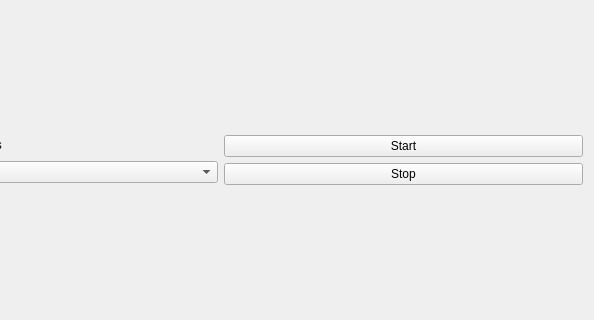
maleadt/beeldverwerking, file tram-collision-avoidance/src/mainwindow.ui: the form before one commit; both pictures show x 152 to 746 and y 91 to 411 of the 746 by 506 pixel window.
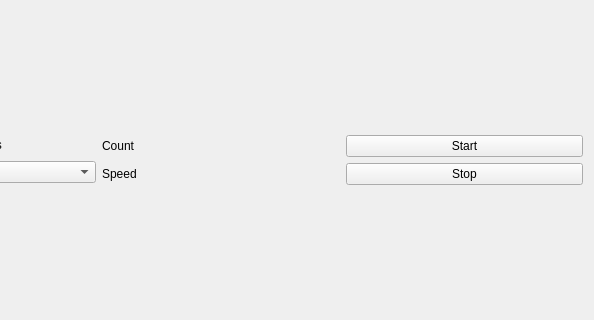
The form after the commit.

Commit message: FPS etc.

Diff of the .ui file:
```diff
--- a/tram-collision-avoidance/src/mainwindow.ui
+++ b/tram-collision-avoidance/src/mainwindow.ui
@@ -55,6 +55,24 @@
           </item>
          </layout>
         </item>
+        <item>
+         <layout class="QVBoxLayout" name="lytStats">
+          <item>
+           <widget class="QLabel" name="lblFrames">
+            <property name="text">
+             <string>Count</string>
+            </property>
+           </widget>
+          </item>
+          <item>
+           <widget class="QLabel" name="lblFps">
+            <property name="text">
+             <string>Speed</string>
+            </property>
+           </widget>
+          </item>
+         </layout>
+        </item>
         <item>
          <layout class="QVBoxLayout" name="lytButtons">
           <item>
```
The commit also changes 2 other files.
